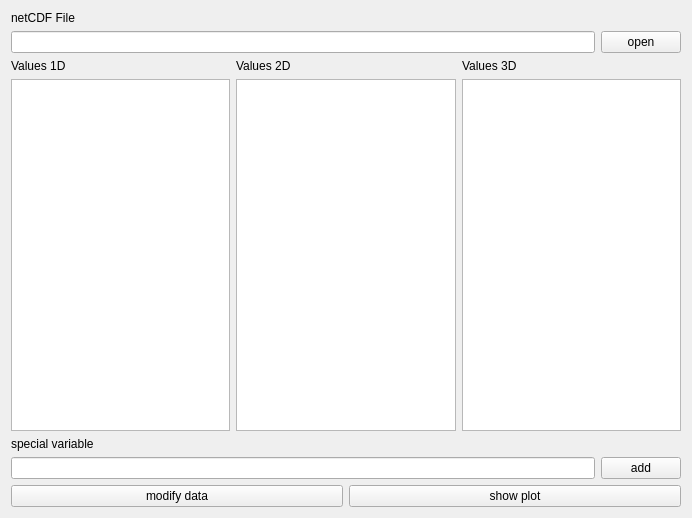
The window that guiCreator/mainwindow.ui (remodietlicher/easync) describes before a commit, drawn with Qt 5.
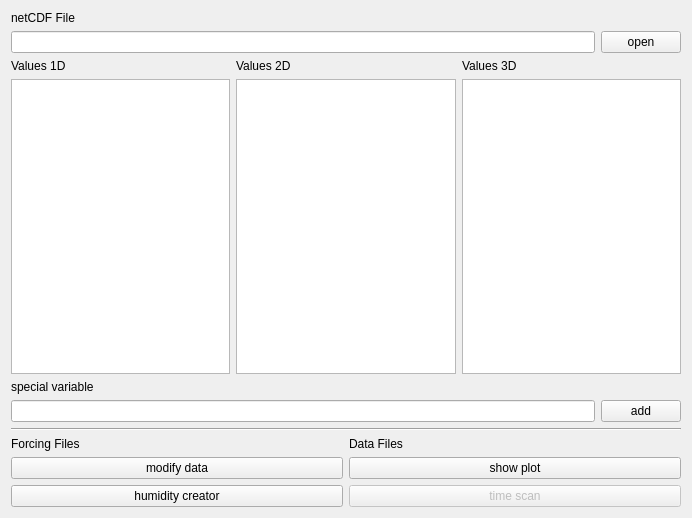
The same window after the commit.

```diff
--- a/guiCreator/mainwindow.ui
+++ b/guiCreator/mainwindow.ui
@@ -113,21 +113,59 @@
      </layout>
     </item>
     <item>
-     <layout class="QHBoxLayout" name="horizontalLayout_2">
-      <item>
+     <widget class="Line" name="line">
+      <property name="orientation">
+       <enum>Qt::Horizontal</enum>
+      </property>
+     </widget>
+    </item>
+    <item>
+     <layout class="QGridLayout" name="gridLayout_2">
+      <item row="0" column="1">
+       <widget class="QLabel" name="label_7">
+        <property name="text">
+         <string>Data Files</string>
+        </property>
+       </widget>
+      </item>
+      <item row="0" column="0">
+       <widget class="QLabel" name="label_6">
+        <property name="text">
+         <string>Forcing Files</string>
+        </property>
+       </widget>
+      </item>
+      <item row="1" column="0">
        <widget class="QPushButton" name="mod_data_button">
         <property name="text">
          <string>modify data</string>
         </property>
        </widget>
       </item>
-      <item>
+      <item row="1" column="1">
        <widget class="QPushButton" name="plot_button">
         <property name="text">
          <string>show plot</string>
         </property>
        </widget>
       </item>
+      <item row="2" column="0">
+       <widget class="QPushButton" name="qfroms_button">
+        <property name="text">
+         <string>humidity creator</string>
+        </property>
+       </widget>
+      </item>
+      <item row="2" column="1">
+       <widget class="QPushButton" name="timescan_button">
+        <property name="enabled">
+         <bool>false</bool>
+        </property>
+        <property name="text">
+         <string>time scan</string>
+        </property>
+       </widget>
+      </item>
      </layout>
     </item>
    </layout>
```
